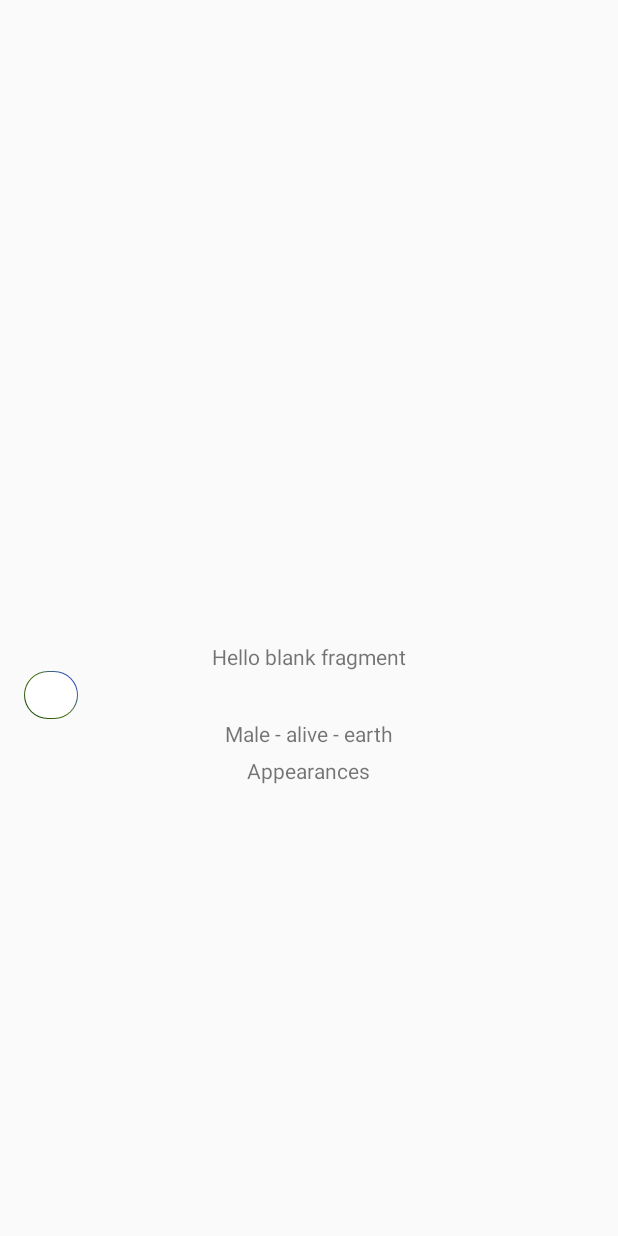
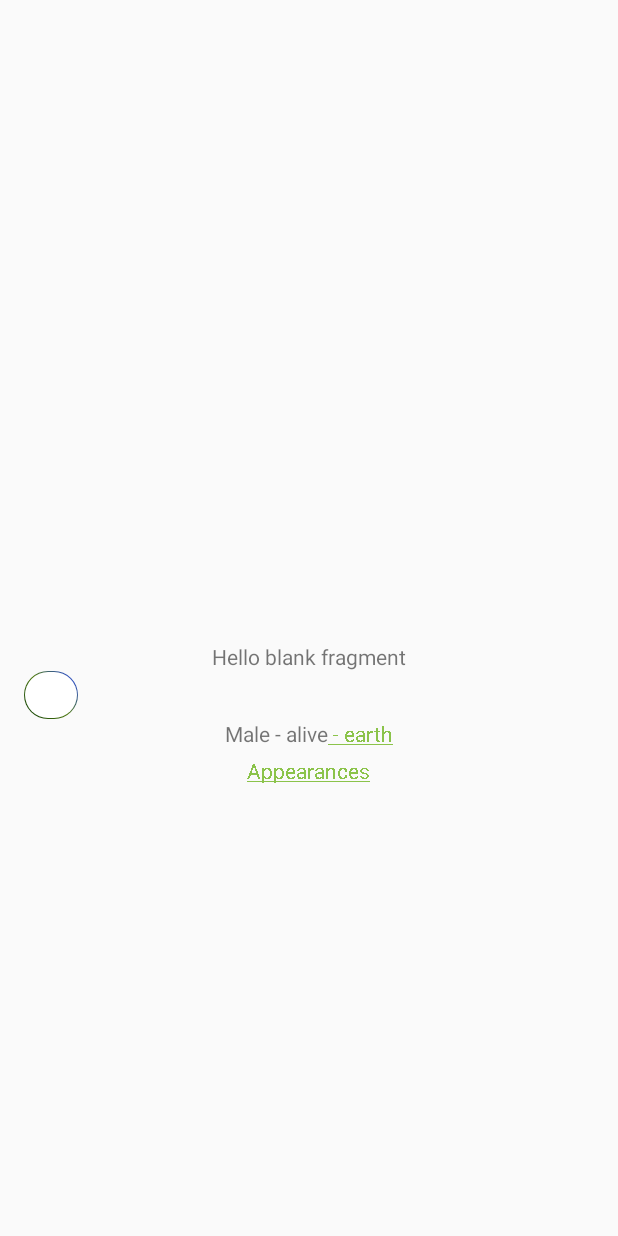
Before and after one commit to juanaso/RickandMortyChallenge, an Android app: the fragment CharacterDetailFragment placed in its activity, on a phone screen of 412 x 824 dp. Run offline under Robolectric (Android 15) with nearby library versions, the phone set to English and light mode, and no system bars; our stand-ins replace Dagger/Hilt's generated code, data binding; libraries missing offline, so code that uses them is left out: com.jakewharton.espresso; pictures from the network do not load; 9 statements that could not run were skipped.

Commit message:
refactored Colors

```diff
--- a/app/src/main/java/com/juanasoapp/rickandmortychallenge/characterdetail/ui/CharacterDetailFragment.kt
+++ b/app/src/main/java/com/juanasoapp/rickandmortychallenge/characterdetail/ui/CharacterDetailFragment.kt
@@ -1,6 +1,7 @@
 package com.juanasoapp.rickandmortychallenge.characterdetail.ui
 
 import android.graphics.Bitmap
+import android.graphics.Paint
 import android.os.Bundle
 import android.os.Handler
 import android.os.Looper
@@ -55,7 +56,7 @@ class CharacterDetailFragment : Fragment() {
         val currentCharacter = args.currentCharacter
         val currentBitmap = args.currentBitmap
         viewModel.episodesRaw = currentCharacter.episode
-        setUpView(currentCharacter,currentBitmap)
+        setUpView(currentCharacter, currentBitmap)
         setUpObservers()
     }
 
@@ -102,15 +103,16 @@ class CharacterDetailFragment : Fragment() {
             R.string.status_place_holder, currentCharacter.gender,
             currentCharacter.status
         )
-        binding.characterDetailOrigin.text = context?.getString(R.string.origin_place_holder, currentCharacter.origin.name)
+        binding.characterDetailOrigin.text = context?.getString(R.string.origin_place_holder, currentCharacter.location.name)
+        binding.characterDetailOrigin.paintFlags =  Paint.UNDERLINE_TEXT_FLAG
+        binding.episodesContainerTitle.paintFlags =  Paint.UNDERLINE_TEXT_FLAG
 
-
-        if (currentBitmap == null){
-        Glide.with(this)
-            .load(currentCharacter.image)
-            .placeholder(R.drawable.portal)
-            .into(binding.characterDetailImage)
-        }else{
+        if (currentBitmap == null) {
+            Glide.with(this)
+                .load(currentCharacter.image)
+                .placeholder(R.drawable.portal)
+                .into(binding.characterDetailImage)
+        } else {
             binding.characterDetailImage.setImageBitmap(currentBitmap)
         }
 
@@ -120,7 +122,11 @@ class CharacterDetailFragment : Fragment() {
 
         binding.characterDetailOrigin.setOnClickListener {
             val action =
-                CharacterDetailFragmentDirections.actionCharacterDetailFragmentToLocationDetailFragment(currentCharacter.location.url.substringAfterLast("/"))
+                CharacterDetailFragmentDirections.actionCharacterDetailFragmentToLocationDetailFragment(
+                    currentCharacter.location.url.substringAfterLast(
+                        "/"
+                    )
+                )
             findNavController().navigate(action)
         }
     }
--- a/app/src/main/java/com/juanasoapp/rickandmortychallenge/core/RickAndMortyModule.kt
+++ b/app/src/main/java/com/juanasoapp/rickandmortychallenge/core/RickAndMortyModule.kt
@@ -30,7 +30,8 @@ class RickAndMortyModule {
 
         return Retrofit.Builder()
             .baseUrl("https://rickandmortyapi.com/api/")
-            .client(client)
+//            .client(client)
+            .client(httpClient.build())
             .addConverterFactory(GsonConverterFactory.create())
             .build()
     }
--- a/app/src/main/res/layout/fragment_character_detail.xml
+++ b/app/src/main/res/layout/fragment_character_detail.xml
@@ -56,6 +56,7 @@
                     android:id="@+id/characterDetailOrigin"
                     android:layout_width="wrap_content"
                     android:layout_height="wrap_content"
+                    android:textColor="@color/colorAccent"
                     android:text=" - earth"
                     app:layout_constraintTop_toBottomOf="@+id/characterDetailName"
                     app:layout_constraintEnd_toEndOf="parent"
@@ -108,7 +109,8 @@
                             android:layout_width="wrap_content"
                             android:layout_height="@dimen/episodes_viewer_row_height"
                             android:text="@string/appearances"
-                            android:layout_centerInParent="true" />
+                            android:layout_centerInParent="true"
+                            android:textColor="@color/colorAccent" />
 
                     <androidx.core.widget.ContentLoadingProgressBar
                             android:id="@+id/episodesContainerTitleProgressBar"
--- a/app/src/main/res/values/colors.xml
+++ b/app/src/main/res/values/colors.xml
@@ -1,6 +1,6 @@
 <?xml version="1.0" encoding="utf-8"?>
 <resources>
-    <color name="colorPrimary">#6200EE</color>
+    <color name="colorPrimary">#4CAF50</color>
     <color name="colorPrimaryDark">#428A02</color>
-    <color name="colorAccent">#03DAC5</color>
+    <color name="colorAccent">#8BC34A</color>
 </resources>
--- a/app/src/main/res/values/strings.xml
+++ b/app/src/main/res/values/strings.xml
@@ -4,8 +4,8 @@
     <string name="appearances">Appearances</string>
     <string name="hello_blank_fragment">Hello blank fragment</string>
     <string name="test">test</string>
-    <string name="status_place_holder">%1$s - %2$s</string>
-    <string name="origin_place_holder">- %1$s</string>
+    <string name="status_place_holder">%1$s-%2$s-</string>
+    <string name="origin_place_holder">%1$s</string>
     <string name="location_dimension_placeholder">Dimension : %1$s</string>
     <string name="residents">Residents</string>
 </resources>
```
Also changed, not shown: app/src/main/java/com/juanasoapp/rickandmortychallenge/locationdetail/ui/LocationDetailFragment.kt (+4 -5 lines), app/src/main/java/com/juanasoapp/rickandmortychallenge/locationdetail/viewmodel/LocationDetailViewModel.kt (+6 -4 lines).
